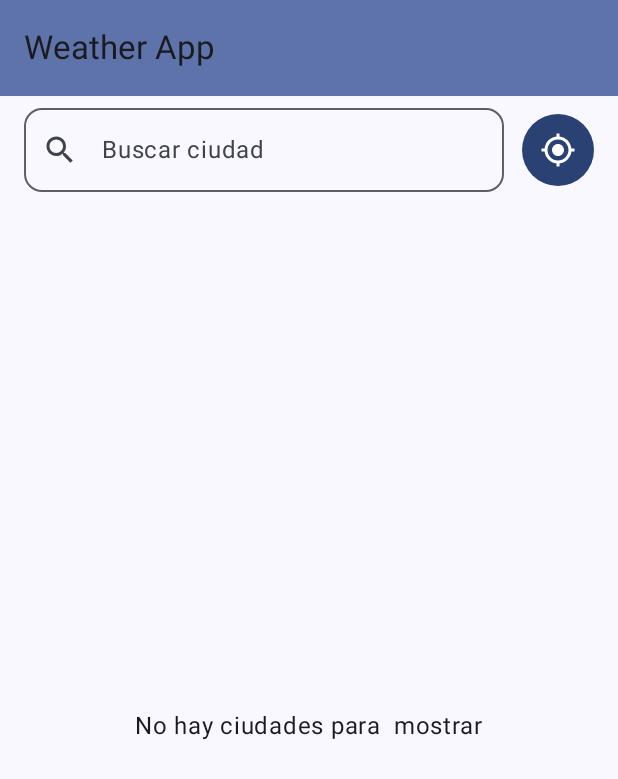
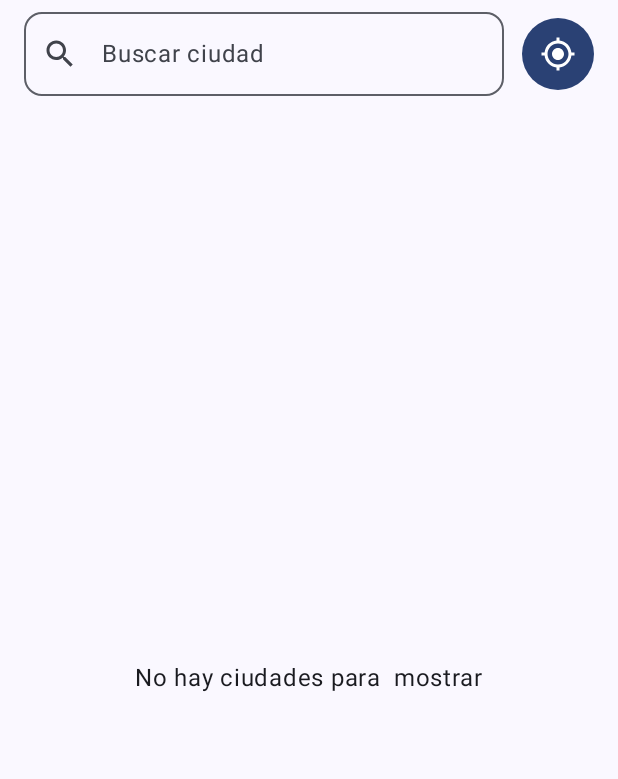
Before and after one commit to casanasjesus/weather_app_istea, an Android app built with Jetpack Compose: the screen it shows after launch (MainActivity), on a phone screen of 412 x 824 dp. Shown: the top 779 px of the screen. Run offline under Robolectric (Android 15) with nearby library versions, the phone set to English and light mode, and no system bars.

Commit message:
ui-ciudades: añadir parámetro onGeolocalizacionClick a CiudadesView

```diff
--- a/app/src/main/java/com/example/weather_application_istea/ciudades/CiudadesView.kt
+++ b/app/src/main/java/com/example/weather_application_istea/ciudades/CiudadesView.kt
@@ -1,81 +1,48 @@
 package com.example.weather_application_istea.ciudades
 
-import androidx.compose.foundation.layout.Column
-import androidx.compose.foundation.layout.Spacer
-import androidx.compose.foundation.layout.fillMaxSize
-import androidx.compose.foundation.layout.height
-import androidx.compose.foundation.layout.padding
-import androidx.compose.material3.ExperimentalMaterial3Api
-import androidx.compose.material3.MaterialTheme
-import androidx.compose.material3.Scaffold
-import androidx.compose.material3.Text
-import androidx.compose.material3.TopAppBar
-import androidx.compose.material3.TopAppBarDefaults
-import androidx.compose.runtime.Composable
-import androidx.compose.runtime.getValue
-import androidx.compose.runtime.mutableStateOf
-import androidx.compose.runtime.remember
-import androidx.compose.runtime.setValue
+import androidx.compose.foundation.layout.*
+import androidx.compose.material3.*
+import androidx.compose.runtime.*
 import androidx.compose.ui.Modifier
-import androidx.compose.ui.tooling.preview.Preview
 import androidx.compose.ui.unit.dp
 
 @OptIn(ExperimentalMaterial3Api::class)
 @Composable
 fun CiudadesView(
     estado: CiudadesEstado,
-    onAction: (CiudadesIntencion) -> Unit
+    onAction: (CiudadesIntencion) -> Unit,
+    onGeolocalizacionClick: () -> Unit   // ← lo nuevo
 ) {
     var query by remember { mutableStateOf("") }
 
     Scaffold(
-        modifier = Modifier,
-        topBar = {
-            TopAppBar(
-                title = {
-                    Text("Weather App")
-                },
-                colors = TopAppBarDefaults.topAppBarColors(
-                    containerColor = MaterialTheme.colorScheme.primaryContainer
-                )
-            )
-        }
+        topBar = { /* tu TopAppBar */ }
     ) { padding ->
         Column(
-            modifier = Modifier
+            Modifier
                 .padding(padding)
                 .fillMaxSize()
         ) {
             BuscadorYGeoView(
-                query = query,
-                onQueryChange = {
-                    query = it
-                    onAction(CiudadesIntencion.BuscarCiudades(query))
-                                },
-                onGeolocalizacionClick = {
-                    TODO()
-                }
+                query               = query,
+                onQueryChange       = { q ->
+                    query = q
+                    onAction(CiudadesIntencion.BuscarCiudades(q))
+                },
+                onGeolocalizacionClick = onGeolocalizacionClick  // ← aquí lo usas
             )
 
-            Spacer(modifier = Modifier.height(8.dp))
+            Spacer(Modifier.height(8.dp))
 
-            when(estado) {
+            when (estado) {
                 CiudadesEstado.Cargando -> CargandoCiudadesView()
-                CiudadesEstado.Vacio -> VacioCiudadesView()
+                CiudadesEstado.Vacio   -> VacioCiudadesView()
                 is CiudadesEstado.Error -> ErrorCiudadesView()
                 is CiudadesEstado.Resultado -> ResultadoCiudadesView(
-                    modifier = Modifier,
-                    estado.listaDeCiudades
-                ) {
-                    onAction(
-                        CiudadesIntencion.CiudadSeleccionada(it)
-                    )
-                }
+                    listaCiudades = estado.listaDeCiudades,
+                    onSelect = { onAction(CiudadesIntencion.CiudadSeleccionada(it)) }
+                )
             }
         }
     }
 }
-
-@Preview(showBackground = true)
-@Composable
-fun CiudadesPreview() {}
```
